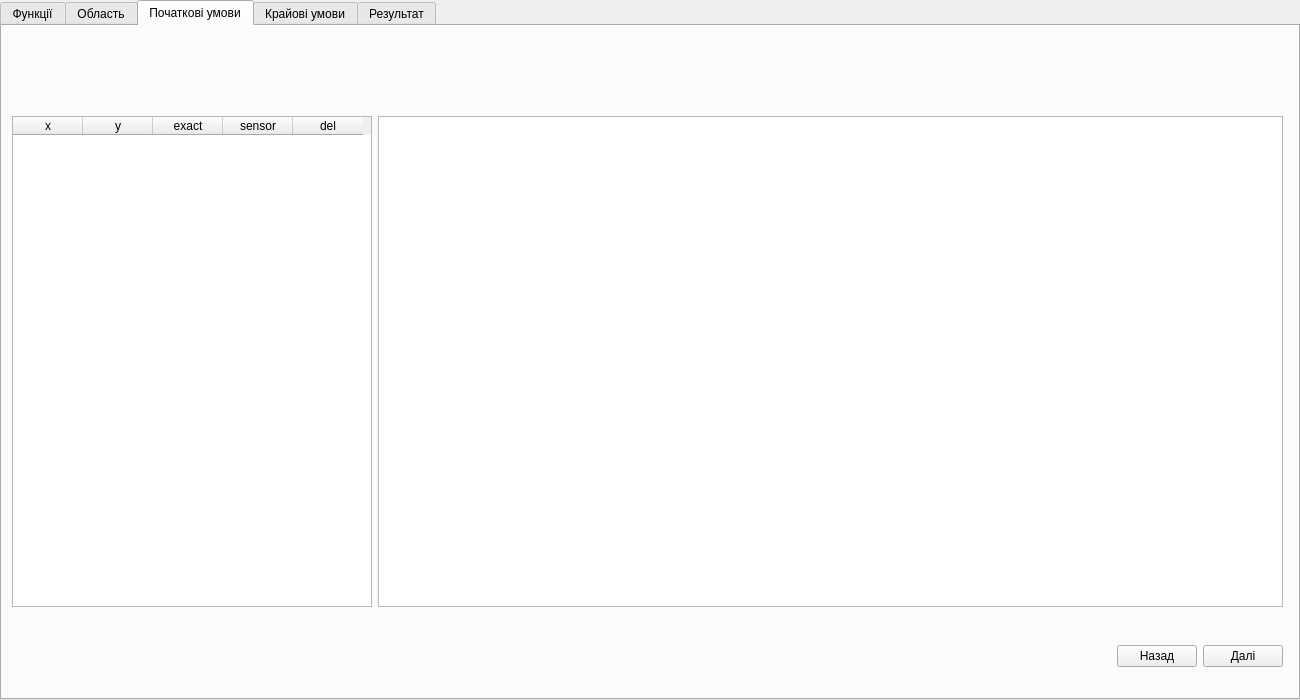
First picture: the form in tabwidget.ui, repository Lamzin/math-modeling, before the edit.
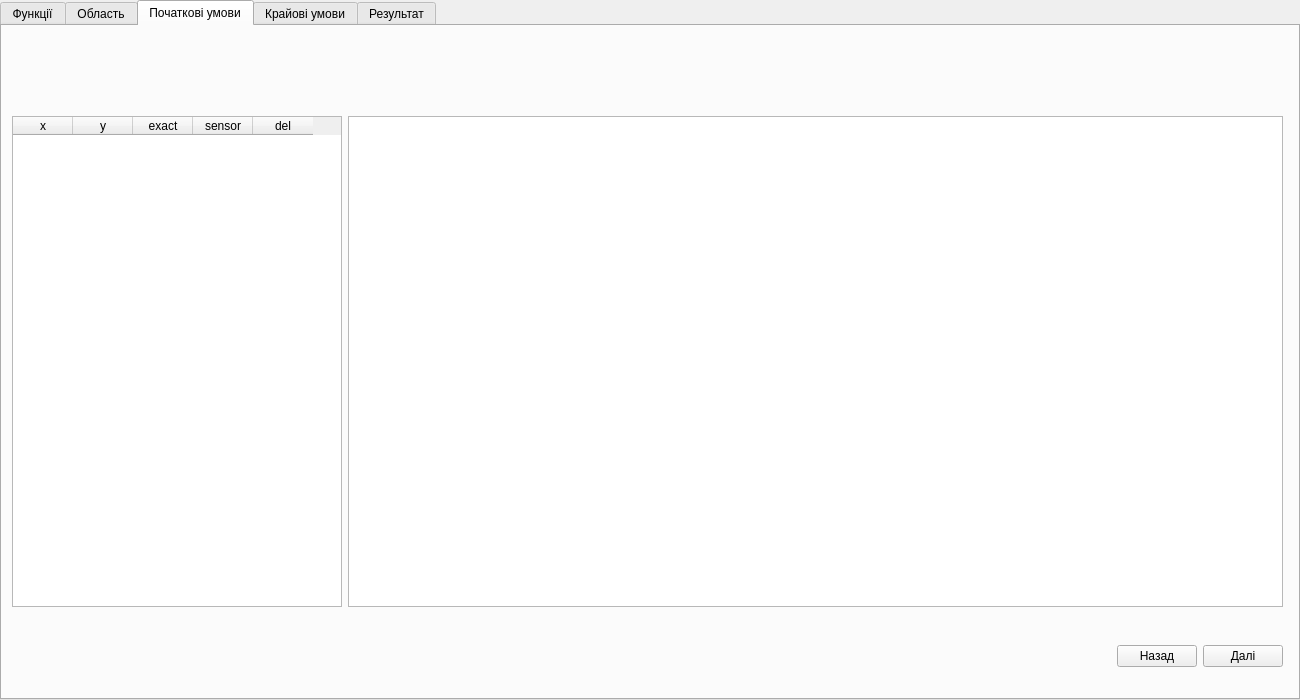
Second picture: the form after the edit.

Commit message: screnn 3: implement

The edit to the form file:
```diff
--- a/tabwidget.ui
+++ b/tabwidget.ui
@@ -306,12 +306,12 @@
        </property>
        <property name="maximumSize">
         <size>
-         <width>360</width>
+         <width>330</width>
          <height>16777215</height>
         </size>
        </property>
        <attribute name="horizontalHeaderDefaultSectionSize">
-        <number>70</number>
+        <number>60</number>
        </attribute>
        <column>
         <property name="text">
```
Left out of the diff: 6 changed lines with no effect on the pictures. The commit also changes 1 other file.
